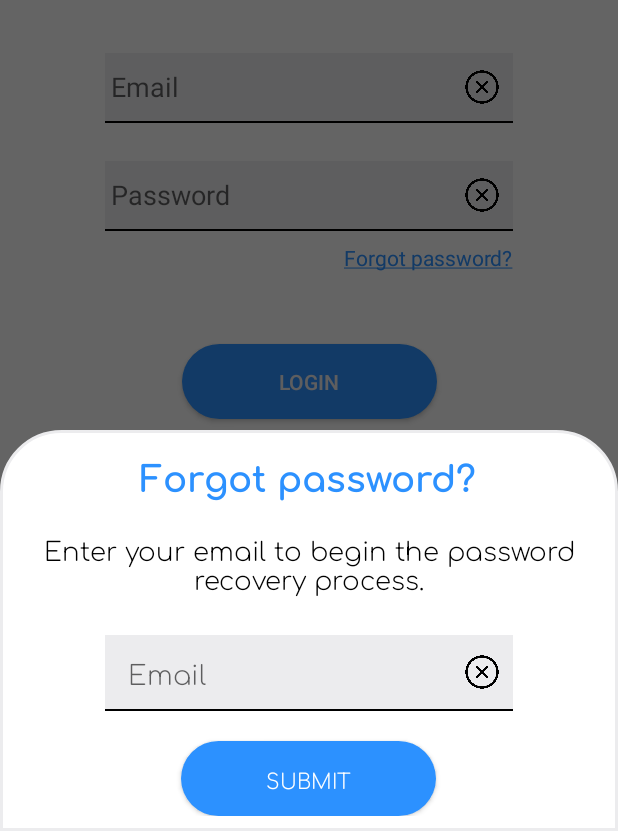
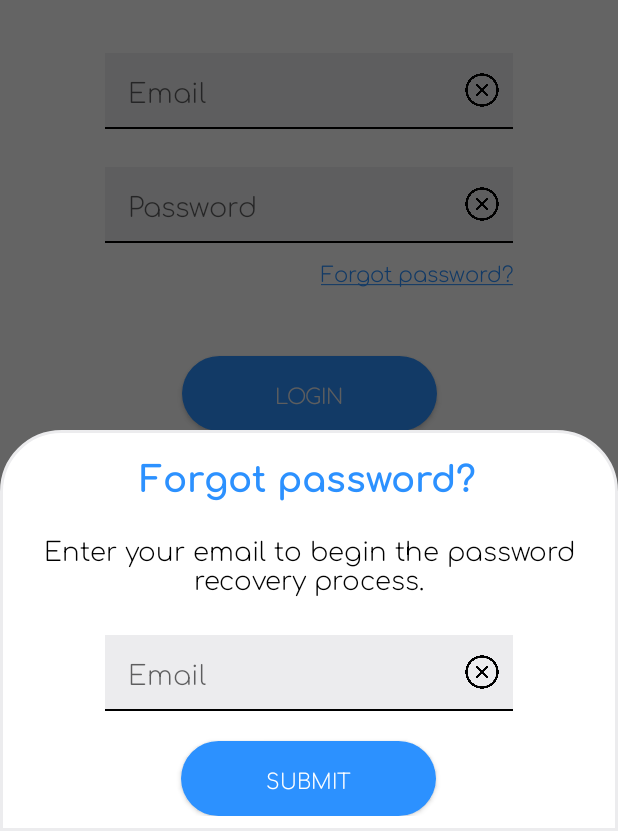
Before and after one commit to We-Pet/MobileApp, an Android app: the screen it shows after launch (LoginActivity), after a tap on "Forgot password?", on a phone screen of 412 x 824 dp, the part 405-1236 px from its top. Run offline under Robolectric (Android 15) with nearby library versions, the light colour scheme and no system bars.

Commit message:
add fonts to login activity; clear button feature

```diff
--- a/app/src/main/res/layout/bottom_sheet_layout_forgot_password.xml
+++ b/app/src/main/res/layout/bottom_sheet_layout_forgot_password.xml
@@ -38,16 +38,15 @@
         android:layout_marginTop="25dp"
         android:background="@color/light_gray">
 
-
         <EditText
             android:id="@+id/ET_email"
-            android:layout_width="match_parent"
+            android:layout_width="0dp"
             android:layout_height="wrap_content"
             android:autofillHints="@string/email_hint"
             android:backgroundTint="@color/light_gray"
+            android:fontFamily="@font/comfortaa_light"
             android:hint="@string/email_hint"
             android:inputType="textEmailAddress"
-            android:fontFamily="@font/comfortaa_light"
             android:paddingLeft="15dp"
             app:layout_constraintEnd_toStartOf="@id/IBTN_clear_button_email"
             app:layout_constraintStart_toStartOf="parent"
@@ -62,9 +61,9 @@
             android:contentDescription="@string/clear_email"
             android:scaleType="fitCenter"
             android:src="@drawable/delete_input_text"
-            app:layout_constraintBottom_toBottomOf="@id/ET_email"
             app:layout_constraintEnd_toEndOf="parent"
-            app:layout_constraintTop_toTopOf="@id/ET_email" />
+            app:layout_constraintTop_toTopOf="@id/ET_email"
+            app:layout_constraintBottom_toBottomOf="@id/ET_email" />
 
         <View
             android:id="@+id/divider_email"
--- a/app/src/main/res/layout/login_layout.xml
+++ b/app/src/main/res/layout/login_layout.xml
@@ -29,12 +29,14 @@
 
         <EditText
             android:id="@+id/ET_email"
-            android:layout_width="match_parent"
+            android:layout_width="0dp"
             android:layout_height="wrap_content"
             android:autofillHints="@string/email_hint"
             android:backgroundTint="@color/light_gray"
             android:hint="@string/email_hint"
             android:inputType="textEmailAddress"
+            android:fontFamily="@font/comfortaa_light"
+            android:paddingLeft="15dp"
             app:layout_constraintEnd_toStartOf="@id/IBTN_clear_button_email"
             app:layout_constraintStart_toStartOf="parent"
             app:layout_constraintTop_toTopOf="parent" />
@@ -63,7 +65,7 @@
 
     <!-- Password edit text with button -->
     <androidx.constraintlayout.widget.ConstraintLayout
-        android:id="@+id/CTL_pass"
+        android:id="@+id/CTL_password"
         android:layout_width="match_parent"
         android:layout_height="wrap_content"
         android:layout_marginHorizontal="70dp"
@@ -73,19 +75,21 @@
 
 
         <EditText
-            android:id="@+id/ET_pass"
-            android:layout_width="match_parent"
+            android:id="@+id/ET_password"
+            android:layout_width="0dp"
             android:layout_height="wrap_content"
             android:autofillHints="@string/password"
             android:backgroundTint="@color/light_gray"
             android:hint="@string/password"
             android:inputType="textPassword"
-            app:layout_constraintEnd_toStartOf="@id/IBTN_clear_button_pass"
+            android:fontFamily="@font/comfortaa_light"
+            android:paddingLeft="15dp"
+            app:layout_constraintEnd_toStartOf="@id/IBTN_clear_button_password"
             app:layout_constraintStart_toStartOf="parent"
             app:layout_constraintTop_toTopOf="parent" />
 
         <ImageButton
-            android:id="@+id/IBTN_clear_button_pass"
+            android:id="@+id/IBTN_clear_button_password"
             android:layout_width="25dp"
             android:layout_height="25dp"
             android:layout_marginEnd="8dp"
@@ -93,16 +97,16 @@
             android:contentDescription="@string/clear_password"
             android:scaleType="fitCenter"
             android:src="@drawable/delete_input_text"
-            app:layout_constraintBottom_toBottomOf="@id/ET_pass"
+            app:layout_constraintBottom_toBottomOf="@id/ET_password"
             app:layout_constraintEnd_toEndOf="parent"
-            app:layout_constraintTop_toTopOf="@id/ET_pass" />
+            app:layout_constraintTop_toTopOf="@id/ET_password" />
 
         <View
             android:id="@+id/divider"
             android:layout_width="match_parent"
             android:layout_height="1dp"
             android:background="@android:color/black"
-            app:layout_constraintTop_toBottomOf="@id/ET_pass" />
+            app:layout_constraintTop_toBottomOf="@id/ET_password" />
     </androidx.constraintlayout.widget.ConstraintLayout>
 
     <TextView
@@ -112,8 +116,9 @@
         android:layout_marginTop="8dp"
         android:text="@string/forgot_password"
         android:textColor="@color/main_blue"
-        app:layout_constraintEnd_toEndOf="@id/CTL_pass"
-        app:layout_constraintTop_toBottomOf="@id/CTL_pass" />
+        android:fontFamily="@font/comfortaa_light"
+        app:layout_constraintEnd_toEndOf="@id/CTL_password"
+        app:layout_constraintTop_toBottomOf="@id/CTL_password" />
 
 
     <Button
@@ -124,9 +129,10 @@
         android:background="@drawable/main_rounded_button"
         android:text="@string/login_button"
         android:textColor="@color/light_gray"
+        android:fontFamily="@font/comfortaa_light"
         app:layout_constraintEnd_toEndOf="parent"
         app:layout_constraintStart_toStartOf="parent"
-        app:layout_constraintTop_toBottomOf="@+id/CTL_pass" />
+        app:layout_constraintTop_toBottomOf="@+id/CTL_password" />
 
     <Button
         android:id="@+id/BTN_create_account"
@@ -136,6 +142,7 @@
         android:background="@drawable/main_rounded_button"
         android:text="@string/create_account"
         android:textColor="@color/light_gray"
+        android:fontFamily="@font/comfortaa_light"
         app:layout_constraintEnd_toEndOf="parent"
         app:layout_constraintStart_toStartOf="parent"
         app:layout_constraintTop_toBottomOf="@+id/BTN_login" />
```
Also changed, not shown: app/src/main/java/com/ipca/wepet/controller/LoginActivity.kt (+27 -2 lines).
